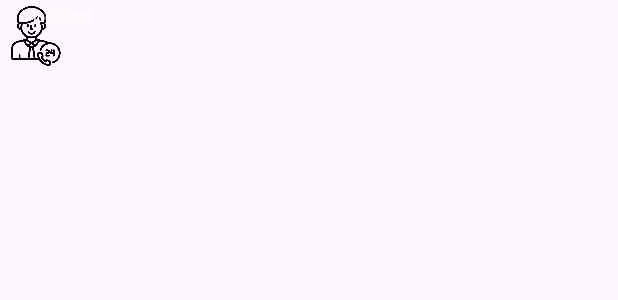
After one commit to PhatBee/Tuan9_viewFlipper_viewpager_Fragment, an Android app: the layout activity_recycle_view_search.xml on its own in the app's theme, with its tools: preview values and no code run, on a phone screen of 412 x 824 dp. The commit adds this screen. Shown: the top 300 px of the screen. Run offline under Robolectric (Android 15) with nearby library versions, the phone set to English and light mode, and no system bars.

Commit message:
2. INDICATOR AND SEARCH IN RECYCLEVIEW 2.1 Tạo giao diện

```diff
--- a/app/src/main/AndroidManifest.xml
+++ b/app/src/main/AndroidManifest.xml
@@ -13,7 +13,10 @@
         android:theme="@style/Theme.Tuan9_viewFlipper_viewpager_Fragment"
         tools:targetApi="31" >
         <activity
-            android:name=".MainActivity"
+            android:name=".activity.RecycleViewSearch"
+            android:exported="false" />
+        <activity
+            android:name=".activity.MainActivity"
             android:exported="true" >
             <intent-filter>
                 <action android:name="android.intent.action.MAIN" />
--- a/app/src/main/java/vn/phatbee/tuan9_viewflipper_viewpager_fragment/MainActivity.java
+++ b/app/src/main/java/vn/phatbee/tuan9_viewflipper_viewpager_fragment/activity/MainActivity.java
@@ -1,6 +1,4 @@
-package vn.phatbee.tuan9_viewflipper_viewpager_fragment;
-
-import static androidx.core.view.accessibility.AccessibilityEventCompat.setAction;
+package vn.phatbee.tuan9_viewflipper_viewpager_fragment.activity;
 
 import android.os.Bundle;
 import android.os.Handler;
@@ -22,6 +20,7 @@ import com.google.android.material.floatingactionbutton.FloatingActionButton;
 import com.google.android.material.snackbar.Snackbar;
 import com.google.android.material.tabs.TabLayout;
 
+import vn.phatbee.tuan9_viewflipper_viewpager_fragment.R;
 import vn.phatbee.tuan9_viewflipper_viewpager_fragment.adapter.ViewPager2Adapter;
 import vn.phatbee.tuan9_viewflipper_viewpager_fragment.databinding.ActivityMainBinding;
 
--- /dev/null
+++ b/app/src/main/res/layout/activity_recycle_view_search.xml
@@ -0,0 +1,29 @@
+<?xml version="1.0" encoding="utf-8"?>
+<androidx.constraintlayout.widget.ConstraintLayout xmlns:android="http://schemas.android.com/apk/res/android"
+    xmlns:app="http://schemas.android.com/apk/res-auto"
+    xmlns:tools="http://schemas.android.com/tools"
+    android:id="@+id/main"
+    android:layout_width="75dp"
+    android:layout_height="75dp"
+    android:orientation="vertical"
+    android:padding="4dp"
+    tools:context=".activity.RecycleViewSearch">
+
+    <ImageView
+        android:id="@+id/ivImgIcon"
+        android:src="@drawable/ic_baseline_person_24"
+        android:layout_width="40dp"
+        android:layout_height="40dp"
+        android:layout_gravity="center"/>
+
+    <TextView
+        android:id="@+id/tvIcon"
+        android:layout_marginTop="4dp"
+        android:layout_gravity="center"
+        android:gravity="center"
+        android:text="icon dfdf"
+        android:textColor="@color/white"
+        android:textSize="10sp"
+        android:layout_width="75dp"
+        android:layout_height="wrap_content" />
+</androidx.constraintlayout.widget.ConstraintLayout>
--- a/app/src/main/res/values/colors.xml
+++ b/app/src/main/res/values/colors.xml
@@ -4,6 +4,5 @@
     <color name="white">#FFFFFFFF</color>
     <color name="purple_500">#9C27B0</color>
     <color name="white_60">#FAFAFA</color>
-
-
+    <color name="red">#FF0000</color>
 </resources>
```
Also changed, not shown: app/src/main/java/vn/phatbee/tuan9_viewflipper_viewpager_fragment/activity/RecycleViewSearch.java (added, +26 -0 lines), app/src/main/res/layout/item_icon_promotion.xml (added, +13 -0 lines), app/src/main/res/drawable/ic_baseline_person_24.png (added).
